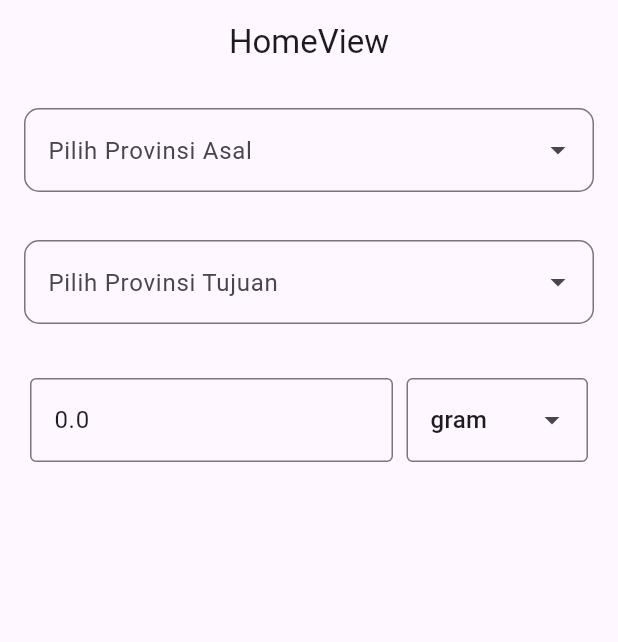
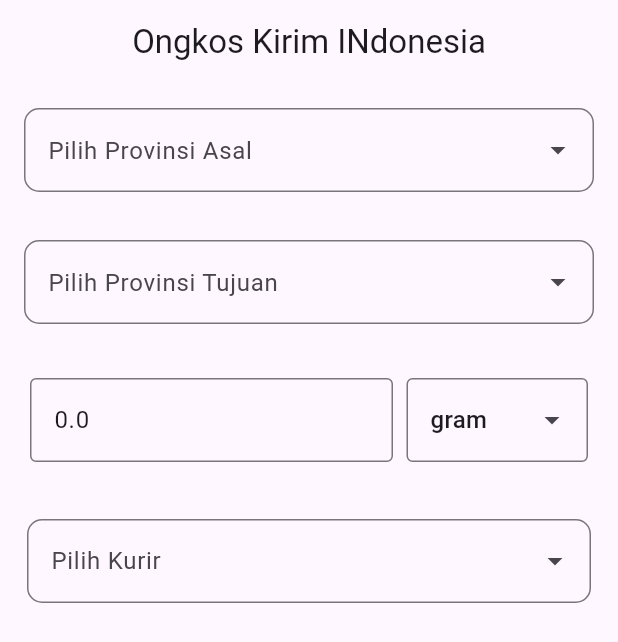
Before and after one commit to faizikhsan123/ongkos_kirim_flutter, a Flutter app: the screen it shows after launch, on a phone screen of 412 x 824 dp. Shown: the top 642 px of the screen. Run offline on Flutter 3.47's test engine with Material 3 defaults, Android fonts, the phone set to English and light mode, and no system bars; drawn by our look-alikes of dropdown_search; our stand-ins replace get.

Commit message:
add function Ongkir and get result (Project DOne)

```diff
--- /dev/null
+++ b/assets/models/ongkir.json
@@ -0,0 +1,6 @@
+{
+     "name": "TIKI",
+      "service": "REG",
+      "cost": 48000,
+      "etd": "3 day"
+}
--- a/lib/app/modules/home/controllers/berat_controller.dart
+++ b/lib/app/modules/home/controllers/berat_controller.dart
@@ -4,6 +4,9 @@ import 'package:get/get.dart';
 class ControllerBerat extends GetxController {
   // Dipakai untuk mengambil nilai angka yang diketik user
   late TextEditingController berat;
+
+
+
 
   // nilai default berat barang (SELALU DISIMPAN DALAM GRAM)
   double beratBarang = 0.0;
--- a/lib/app/modules/home/controllers/city_controller.dart
+++ b/lib/app/modules/home/controllers/city_controller.dart
@@ -11,17 +11,23 @@ class CityController extends GetxController {
   RxBool isHiddenAsal = true.obs;
   RxBool isHiddenTujuan = true.obs;
 
+  var idKotaAsalDarivalue = 0.obs; //set id_kotaAsal menjadi 0
+  var idKotaTujuanDarivalue = 0.obs; // set id_kotaTujuan menjadi 0
+
+  var nameKotaAsalDarivalue = ''.obs; //set nama_kotaAsal menjadi ksoong
+  var nameKotaTujuanDarivalue = ''.obs; //set nama_kotaTujuan menjadi ksoong
 
 
 
-  Future<List<City>> ambilkota(String tipe) async { //tambahkan parameter tipe
-   final int id = tipe == 'asal' ? id_kotaAsal.value : id_kotaTujuan.value; //jika tipe asal maka ambil id_kotaAsal, jika tipe tujuan maka ambil id_kotaTujuan
+
+  Future<List<City>> ambilkota(String tipe) async {
+   final int id = tipe == 'asal' ? id_kotaAsal.value : id_kotaTujuan.value;
     try {
       final url = "https://rajaongkir.komerce.id/api/v1/destination/city/$id";
 
       var response = await http.get(
         Uri.parse(url),
-        headers: {"key": "MLTwqSd1af8061b9d90b70a0FDT6g0kV"},
+        headers: {"key": "lIpCJXoV4c53a0293d23da868x9tXn3e"},
       );
 
 
--- a/lib/app/modules/home/controllers/home_controller.dart
+++ b/lib/app/modules/home/controllers/home_controller.dart
@@ -16,7 +16,7 @@ class HomeController extends GetxController {
         //var untuk http get
         Uri.parse(url),
         headers: {
-          "key": "MLTwqSd1af8061b9d90b70a0FDT6g0kV",
+          "key": "lIpCJXoV4c53a0293d23da868x9tXn3e",
         }, //header untuk api key(butuh di api raja ongkir)
       );
       if (response.statusCode == 200) {
--- /dev/null
+++ b/lib/app/modules/home/controllers/kurirController.dart
@@ -0,0 +1,25 @@
+import 'package:case_ongkir_getx/app/modules/home/controllers/berat_controller.dart';
+import 'package:case_ongkir_getx/app/modules/home/controllers/city_controller.dart';
+import 'package:get/get.dart';
+
+class Kurircontroller extends GetxController {
+  RxBool IshiddenButtonOngkir = true.obs; //sembunyikan tombol cek ongkir
+
+  var kurir = ''.obs;
+
+  final BeratC = Get.put(ControllerBerat()); //controller berat
+  final KotaC = Get.find<CityController>(); //controller kota
+  // final BeratC = Get.find<ControllerBerat>(); //controller berat
+
+  void showButtonOngkir() {
+    if (KotaC.id_kotaAsal.value != 0 && //jika kota asal dan tujuan dipilih
+        KotaC.id_kotaTujuan.value != 0 &&
+        BeratC.beratBarang > 0 && //jika berat barang lebih dari 0
+         kurir.value != '') { //jika kurir dipilih
+      IshiddenButtonOngkir.value = false; // tampilkan tombol cek ongkir{
+
+         }
+
+
+  }
+}
--- /dev/null
+++ b/lib/app/modules/home/models/Ongkir.dart
@@ -0,0 +1,37 @@
+// To parse this JSON data, do
+//
+//     final ongkir = ongkirFromJson(jsonString);
+
+import 'dart:convert';
+
+Ongkir ongkirFromJson(String str) => Ongkir.fromJson(json.decode(str));
+
+String ongkirToJson(Ongkir data) => json.encode(data.toJson());
+
+class Ongkir {
+    String name;
+    String service;
+    int cost;
+    String etd;
+
+    Ongkir({
+        required this.name,
+        required this.service,
+        required this.cost,
+        required this.etd,
+    });
+
+    factory Ongkir.fromJson(Map<String, dynamic> json) => Ongkir(
+        name: json["name"],
+        service: json["service"],
+        cost: json["cost"],
+        etd: json["etd"],
+    );
+
+    Map<String, dynamic> toJson() => {
+        "name": name,
+        "service": service,
+        "cost": cost,
+        "etd": etd,
+    };
+}
--- a/lib/app/modules/home/views/home_view.dart
+++ b/lib/app/modules/home/views/home_view.dart
@@ -1,6 +1,10 @@
+import 'package:case_ongkir_getx/app/modules/home/controllers/berat_controller.dart';
 import 'package:case_ongkir_getx/app/modules/home/controllers/city_controller.dart';
+import 'package:case_ongkir_getx/app/modules/home/controllers/function_ongkir.dart';
+import 'package:case_ongkir_getx/app/modules/home/controllers/kurirController.dart';
 import 'package:case_ongkir_getx/app/modules/home/views/widgets/berat.dart';
 import 'package:case_ongkir_getx/app/modules/home/views/widgets/city.dart';
+import 'package:case_ongkir_getx/app/modules/home/views/widgets/kurir.dart';
 import 'package:case_ongkir_getx/app/modules/home/views/widgets/province.dart';
 import 'package:flutter/material.dart';
 import 'package:get/get.dart';
@@ -9,12 +13,19 @@ import '../controllers/home_controller.dart';
 class HomeView extends GetView<HomeController> {
   final CityController cityC = Get.put(CityController());
   final HomeController homeC = Get.put(HomeController());
+  final Kurircontroller kurirC = Get.put(Kurircontroller());
+  final ControllerBerat beratC = Get.put(ControllerBerat());
+
+  final FunctionOngkir funcOngkir = Get.put(FunctionOngkir()); //untuk cek ongkir
 
   @override
   Widget build(BuildContext context) {
     return Scaffold(
-      appBar: AppBar(title: const Text('HomeView'), centerTitle: true),
-      body: Column(
+      appBar: AppBar(title: Text('Ongkos Kirim INdonesia'), centerTitle: true),
+      body: SafeArea( //hanya tambakan ini
+        child: ListView(
+          children: [
+            Column(
             children: [
               DropdownProvinsi(tipe: "asal"),
               Obx(
@@ -28,8 +39,54 @@ class HomeView extends GetView<HomeController> {
                     ? DropdownKota(tipe: 'tujuan')
                     : Container(),
               ),
-          BeratBarang() //tambahkan widget berat barang
+              BeratBarang(),
+
+              Kurir(),
+
+              Obx(
+
+                () => kurirC.IshiddenButtonOngkir.value == false
+                    ? Padding(
+
+                        padding: EdgeInsets.all(11),
+                        child: ElevatedButton(
+                          onPressed: () async {
+                           await funcOngkir.CekOngkir();
+                           Get.defaultDialog(
+                            title:   '${funcOngkir.ongkir[0].name}', //ini ngambil dari model,
+                            content: Column(children: [
+
+                              Text("Asal Kota: ${cityC.nameKotaAsalDarivalue.value}"),
+                              Text("Tujuan Kota: ${cityC.nameKotaTujuanDarivalue.value}"),
+                              Text("berat barang: ${beratC.beratBarang}  gram"),
+
+                              SizedBox(height: 10,),
+
+                              Text("jenis pengiriman : ${funcOngkir.ongkir[0].service}"), //ini ngambil dari model,
+                              Text("Harga Pengiriman : ${funcOngkir.ongkir[0].cost}"), //ini ngambil dari model,
+                              Text("Estimasi Pengiriman : ${funcOngkir.ongkir[0].etd}"), //ini ngambil dari model,
+
+
+                            ],)
+                           );
+                          },
+                          child: Text("cek Ongkir"),
+                          style: ElevatedButton.styleFrom(
+                            backgroundColor: Color.fromARGB(255, 227, 227, 227),
+                            fixedSize: Size(Get.width, 20),
+                          ),
+                        ),
+                      )
+                    : Container(),
+              ),
+
+
             ],
+          ),
+          ],
+
+
+        ),
       ),
     );
   }
--- a/lib/app/modules/home/views/widgets/berat.dart
+++ b/lib/app/modules/home/views/widgets/berat.dart
@@ -1,4 +1,5 @@
 import 'package:case_ongkir_getx/app/modules/home/controllers/berat_controller.dart';
+import 'package:case_ongkir_getx/app/modules/home/controllers/kurirController.dart';
 import 'package:dropdown_search/dropdown_search.dart';
 import 'package:flutter/material.dart';
 import 'package:get/get.dart';
@@ -6,6 +7,8 @@ import 'package:get/get.dart';
 class BeratBarang extends StatelessWidget {
   // inject controller
   final BeratC = Get.put(ControllerBerat());
+  final kurirC = Get.put(Kurircontroller());
+
 
   @override
   Widget build(BuildContext context) {
@@ -21,17 +24,19 @@ class BeratBarang extends StatelessWidget {
             child: TextField(
               controller: BeratC.berat,
               keyboardType: TextInputType.number,
-              decoration: const InputDecoration(
+              decoration:  InputDecoration(
                 border: OutlineInputBorder(),
                 hintText: "Masukkan Berat Barang",
               ),
 
               // DIPANGGIL SETIAP USER MENGETIK ANGKA
-              onChanged: (value) => BeratC.ubahBerat(value),
+              onChanged: (value) {
+                BeratC.ubahBerat(value);
+              }
             ),
           ),
 
-          const SizedBox(width: 9),
+           SizedBox(width: 9),
 
 
           // =========================
@@ -58,10 +63,16 @@ class BeratBarang extends StatelessWidget {
               // satuan awal
               selectedItem: "gram",
 
+
               // DIPANGGIL SAAT USER GANTI SATUAN
               onChanged: (value) {
                 if (value != null) {
                   BeratC.ubahSatuan(value);
+                  print(BeratC.beratBarang);
+                  kurirC.showButtonOngkir();
+
+                }else if (value == null) {
+                 BeratC.beratBarang = 0;
                 }
               },
 
--- /dev/null
+++ b/lib/app/modules/home/views/widgets/kurir.dart
@@ -0,0 +1,53 @@
+
+import 'package:case_ongkir_getx/app/modules/home/controllers/city_controller.dart';
+import 'package:case_ongkir_getx/app/modules/home/controllers/kurirController.dart';
+import 'package:dropdown_search/dropdown_search.dart';
+import 'package:flutter/material.dart';
+import 'package:get/get.dart';
+
+class Kurir extends StatelessWidget {
+  final kurirC = Get.find<Kurircontroller>(); //controller kurir
+  final KotaC = Get.find<CityController>(); //controller kota
+
+
+  @override
+  Widget build(BuildContext context) {
+    return Padding(
+      padding: EdgeInsetsGeometry.all(18),
+      child: DropdownSearch<Map<String, dynamic>>(
+        //widget dropdownsearch items berbentuk mapping
+        popupProps: PopupProps.menu(),
+
+        items: [
+          //items berbentuk mapping
+          {"code": "jne", "name": "Jalur Nugrraha ekakurir"},
+          {"code": "tiki", "name": "TITIPAN KILAT"},
+          {"code": "pos", "name": "perusahaan opsional surat"},
+        ],
+
+        itemAsString: (Map<String, dynamic> value) =>
+            "${value['name']}", //jadi itemsnya awwalnya kan map (diatas) terus kita ubah ke bentuk stringq
+
+        clearButtonProps: ClearButtonProps(isVisible: true),
+
+        onChanged: (value) {
+         if (value != null) {
+          kurirC.kurir.value = value['code']; //var kurir diambil dari map dari key code
+          kurirC.showButtonOngkir(); //jalankan function validasi yg ada di kurircontroller
+         }else if (value == null) { //jika tombol clear ditekan
+           kurirC.kurir.value = '';
+           kurirC..IshiddenButtonOngkir.value = true;
+         }
+        },
+
+        dropdownDecoratorProps: DropDownDecoratorProps(
+          dropdownSearchDecoration: InputDecoration(
+            border: OutlineInputBorder(borderRadius: BorderRadius.circular(10)),
+            hintText: " Kurir",
+            labelText: "Pilih Kurir",
+          ),
+        ),
+      ),
+    );
+  }
+}
--- a/lib/app/modules/home/views/widgets/province.dart
+++ b/lib/app/modules/home/views/widgets/province.dart
@@ -1,5 +1,6 @@
 import 'package:case_ongkir_getx/app/modules/home/controllers/city_controller.dart';
 import 'package:case_ongkir_getx/app/modules/home/controllers/home_controller.dart';
+import 'package:case_ongkir_getx/app/modules/home/controllers/kurirController.dart';
 import 'package:case_ongkir_getx/app/modules/home/models/province.dart';
 import 'package:dropdown_search/dropdown_search.dart';
 import 'package:flutter/material.dart';
@@ -8,13 +9,14 @@ import 'package:get/get.dart';
 class DropdownProvinsi extends StatelessWidget {
   DropdownProvinsi({
     Key? key,
-    required this.tipe, //menambahkan constructor tipe
+    required this.tipe,
   }) : super(key: key);
 
-  final String tipe; //menambahkan variabel tipe
+  final String tipe;
 
 final cityC = Get.find<CityController>();
 final homeC = Get.find<HomeController>();
+ final kurirC = Get.put(Kurircontroller());
 
   @override
   Widget build(BuildContext context) {
@@ -29,18 +31,25 @@ final homeC = Get.find<HomeController>();
 
         onChanged: (Province? value) {
           if (value != null) {
-            if (tipe == 'asal') { //jikka tipenya asal
-              cityC.isHiddenAsal.value = false; //menampilkan dropdown kota asal
-              cityC.id_kotaAsal.value = value.id; //menyimpan id kota asal
-            } else if (tipe == 'tujuan') { //jika tipenya tujuan
-              cityC.isHiddenTujuan.value = false; //menampilkan dropdown kota tujuan
-              cityC.id_kotaTujuan.value = value.id; //menyimpan id kota tujuan
+            if (tipe == 'asal') {
+               cityC.isHiddenAsal.value = false;
+               cityC.id_kotaAsal.value = value.id; //set id_kotaAsal menjadi value.id
+
+            } else if (tipe == 'tujuan') {
+              cityC.isHiddenTujuan.value = false;
+              cityC.id_kotaTujuan.value = value.id; //set id_kotaTujuan menjadi value.id
+
             }
-          }else if (value == null) { //jika tombol clear X  ditekan
-            if (tipe == 'asal') { //jika tipenya asal
-              cityC.isHiddenAsal.value = true; //menyembunyikan dropdown kota asal
-            } else if (tipe == 'tujuan') { //jika tipenya tujuan
-              cityC.isHiddenTujuan.value = true; //menyembunyikan dropdown kota asal
+
+
+
+          }else if (value == null) {
+            if (tipe == 'asal') {
+              cityC.isHiddenAsal.value = true;
+              cityC.id_kotaAsal.value = 0; //set id_kotaAsal menjadi 0
+            } else if (tipe == 'tujuan') {
+              cityC.isHiddenTujuan.value = true;
+              cityC.id_kotaTujuan.value = 0; //set id_kotaTujuan menjadi 0
 
             }
 
@@ -49,7 +58,7 @@ final homeC = Get.find<HomeController>();
 
         clearButtonProps: ClearButtonProps(
           isVisible: true,
-        ), //menambahkan tombol clear
+        ),
 
         popupProps: PopupProps.menu(
           showSearchBox: true,
@@ -67,7 +76,7 @@ final homeC = Get.find<HomeController>();
           dropdownSearchDecoration: InputDecoration(
             hintText: tipe == 'asal'
                 ? "Pilih Provinsi Asal"
-                : "Pilih Provinsi Tujuan", //jika tipe = asal maka tampilkan "Pilih Provinsi Asal", jika tipe = tujuan maka tampilkan "Pilih Provinsi Tujuan"
+                : "Pilih Provinsi Tujuan",
             border: OutlineInputBorder(borderRadius: BorderRadius.circular(10)),
           ),
         ),
--- a/lib/main.dart
+++ b/lib/main.dart
@@ -7,7 +7,8 @@ import 'app/routes/app_pages.dart';
 void main() {
   runApp(
     GetMaterialApp(
-      title: "Application",
+      title: "Ongkos Kirim Indonesia",
+      debugShowCheckedModeBanner: false, //tambahkannini
       initialRoute: AppPages.INITIAL,
       getPages: AppPages.routes,
     ),
--- a/pubspec.yaml
+++ b/pubspec.yaml
@@ -7,11 +7,12 @@ environment:
 
 dependencies:
   cupertino_icons: ^1.0.8
-  get: 4.7.3
-  http: 1.6.0
   dropdown_search: 5.0.6
   flutter:
     sdk: flutter
+  flutter_launcher_icons: ^0.14.4
+  get: 4.7.3
+  http: 1.6.0
 
 dev_dependencies:
   flutter_lints: ^5.0.0
```
Also changed, not shown: lib/app/modules/home/controllers/function_ongkir.dart (added, +65 -0 lines), lib/app/modules/home/views/widgets/city.dart (+25 -9 lines), pubspec.lock, 18 other files. Lines whose indentation alone changed are shown as unchanged.
